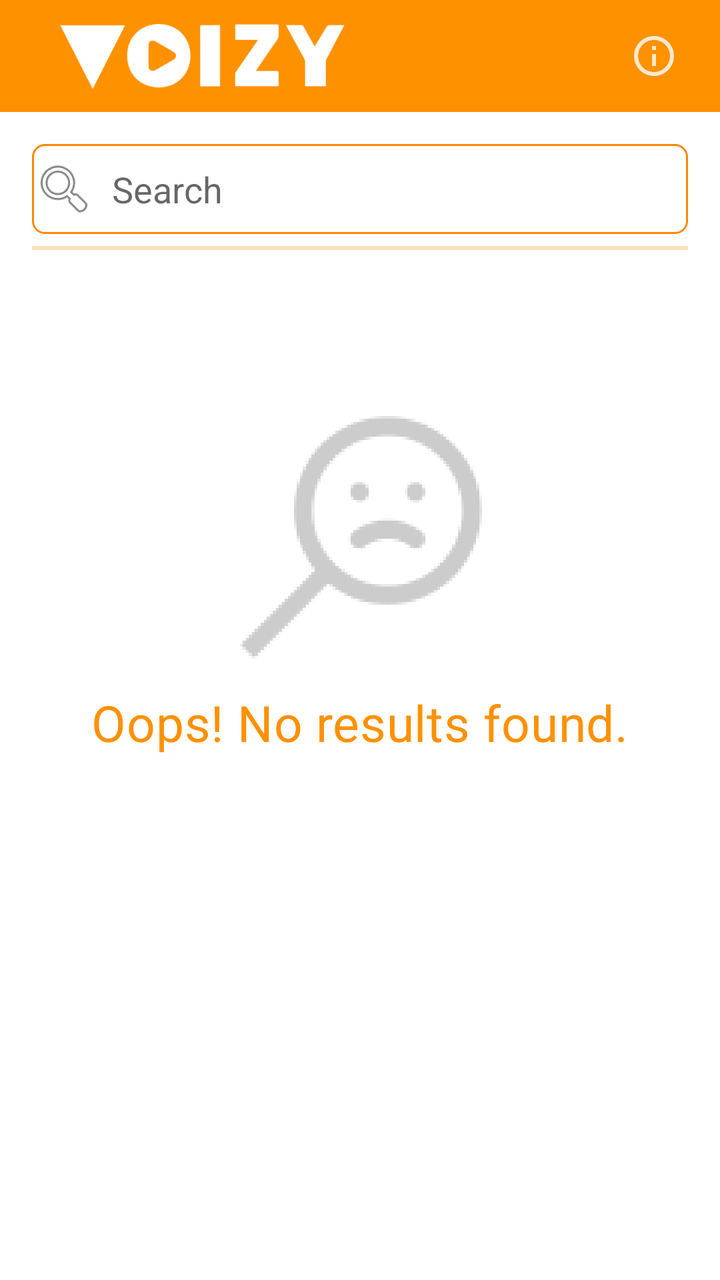
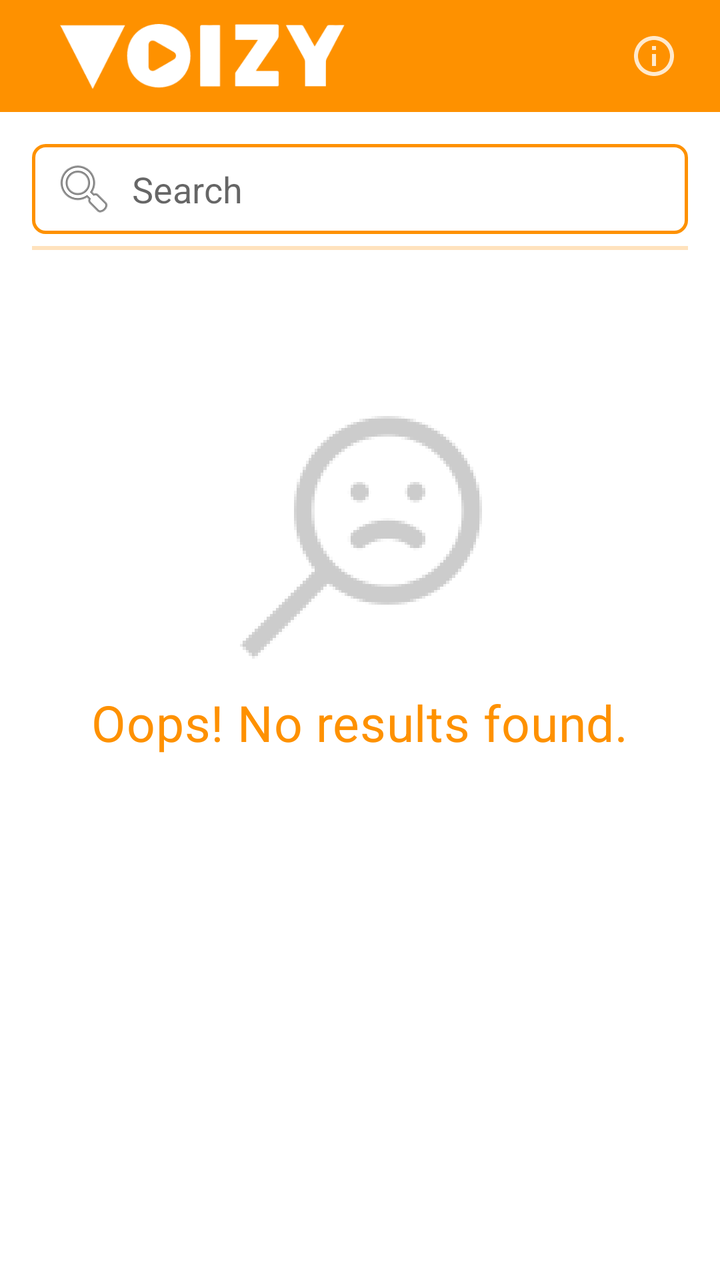

Compare the two renders of this Android layout. The source of the first and the diff that turns it into the second are given below.
<!-- AndroidManifest.xml: application theme AppTheme.Launcher -->
<!-- res/layout/library_fragment.xml -->
<?xml version="1.0" encoding="utf-8"?>
<androidx.constraintlayout.widget.ConstraintLayout xmlns:app="http://schemas.android.com/apk/res-auto"
    xmlns:android="http://schemas.android.com/apk/res/android"
    android:layout_width="match_parent"
    android:layout_height="match_parent"
    android:background="@android:color/white">

    <com.google.android.material.appbar.AppBarLayout
        android:id="@+id/app_bar_layout"
        android:layout_height="?android:attr/actionBarSize"
        android:layout_width="match_parent"
        app:layout_constraintTop_toTopOf="parent">

        <android.widget.Toolbar
            android:id="@+id/toolbar"
            android:theme="@style/VoizyAppBarTheme"
            android:layout_width="match_parent"
            android:layout_height="match_parent"
            android:elevation="4dp">

            <ImageView
                android:layout_width="142.5dp"
                android:layout_height="32.5dp"
                android:layout_marginStart="30dp"
                android:layout_marginTop="12dp"
                android:layout_marginBottom="11.5dp"
                android:src="@drawable/voizy_logo" />

            <ImageButton
                android:id="@+id/btn_privacy_policy"
                android:layout_width="50dp"
                android:layout_height="50dp"
                android:layout_marginEnd="8dp"
                android:layout_gravity="end"
                android:src="@drawable/info_white"
                android:background="@android:color/transparent" />

        </android.widget.Toolbar>

    </com.google.android.material.appbar.AppBarLayout>

    <EditText
        android:id="@+id/et_search"
        android:layout_width="0dp"
        android:layout_height="45dp"
        android:layout_marginTop="16dp"
        android:layout_marginStart="16dp"
        android:layout_marginEnd="16dp"
        app:layout_constraintStart_toStartOf="parent"
        app:layout_constraintTop_toBottomOf="@id/app_bar_layout"
        app:layout_constraintEnd_toEndOf="parent"
        android:drawablePadding="8dp"
        android:foregroundTintMode="@android:color/white"
        android:drawableLeft="@android:drawable/ic_menu_search"
        android:hint="Search"
        android:background="@drawable/border_background" />

    <ProgressBar
        android:id="@+id/progress_initial_loader"
        style="?android:attr/progressBarStyleHorizontal"
        android:layout_width="match_parent"
        android:layout_height="10dp"
        android:layout_marginStart="16dp"
        android:layout_marginEnd="16dp"
        android:layout_marginTop="2dp"
        app:layout_constraintTop_toBottomOf="@+id/et_search"
        android:indeterminate="true"
        android:progressTint="@android:color/holo_orange_dark"
        android:progressBackgroundTint="@android:color/transparent" />

    <androidx.recyclerview.widget.RecyclerView
        android:id="@+id/rv_voizy_list"
        android:layout_width="match_parent"
        android:layout_height="0dp"
        app:layout_constraintTop_toBottomOf="@+id/progress_initial_loader"
        android:layout_marginBottom="8dp"
        android:layout_marginTop="2dp"
        app:layout_constraintBottom_toBottomOf="parent" />

    <RelativeLayout
        android:id="@+id/layout_no_results"
        android:layout_width="wrap_content"
        android:layout_height="wrap_content"
        app:layout_constraintBottom_toBottomOf="parent"
        app:layout_constraintEnd_toEndOf="@+id/rv_voizy_list"
        app:layout_constraintStart_toStartOf="@+id/rv_voizy_list"
        app:layout_constraintTop_toBottomOf="@+id/progress_initial_loader"
        app:layout_constraintVertical_bias="0.20">

        <ImageView
            android:id="@+id/iv_no_results"
            android:layout_width="wrap_content"
            android:layout_height="wrap_content"
            android:layout_centerHorizontal="true"
            android:src="@drawable/no_results" />

        <TextView
            android:layout_width="wrap_content"
            android:layout_height="wrap_content"
            android:text="@string/info_no_results"
            android:layout_below="@+id/iv_no_results"
            android:letterSpacing="0.01"
            android:lineSpacingExtra="5.5sp"
            android:textSize="25sp"
            android:textColor="@color/voizy_orange" />

    </RelativeLayout>


    <com.google.android.material.floatingactionbutton.FloatingActionButton
        android:id="@+id/test_button"
        android:layout_width="wrap_content"
        android:layout_height="wrap_content"
        android:layout_marginBottom="8dp"
        app:layout_constraintBottom_toBottomOf="parent"
        app:layout_constraintEnd_toEndOf="parent"
        android:layout_marginEnd="8dp"
        android:visibility="gone"
        android:src="@android:drawable/ic_input_add" />

</androidx.constraintlayout.widget.ConstraintLayout>
<!-- resources referenced by this layout -->
<resources>
  <color name="voizy_orange">#FE9100</color>
  <!-- drawable border_background (drawable) -->
  <layer-list xmlns:android="http://schemas.android.com/apk/res/android">
      <item>
          <shape>
              <corners android:radius="6dp"/>
              <solid android:color="@android:color/transparent"/>
              <stroke
                  android:width="1dp"
                  android:color="@android:color/holo_orange_dark"/>
          </shape>
      </item>
  </layer-list>
  <!-- drawable info_white (drawable-anydpi) -->
  <vector xmlns:android="http://schemas.android.com/apk/res/android"
      android:width="24dp"
      android:height="24dp"
      android:viewportWidth="24"
      android:viewportHeight="24"
      android:tint="#FFFFFF"
      android:alpha="0.8">
      <path
          android:fillColor="#FF000000"
          android:pathData="M11,17h2v-6h-2v6zM12,2C6.48,2 2,6.48 2,12s4.48,10 10,10 10,-4.48 10,-10S17.52,2 12,2zM12,20c-4.41,0 -8,-3.59 -8,-8s3.59,-8 8,-8 8,3.59 8,8 -3.59,8 -8,8zM11,9h2L13,7h-2v2z"/>
  </vector>
  <!-- drawable no_results: png bitmap (drawable-hdpi, 6188 bytes) -->
  <!-- drawable voizy_logo: png bitmap (drawable-hdpi, 5680 bytes) -->
  <string name="info_no_results">"Oops! No results found."</string>
  <style name="VoizyAppBarTheme" parent="@style/Widget.AppCompat.ActionBar">
          <item name="android:background">@color/voizy_orange</item>
          <item name="android:icon">@drawable/splash_screen_image</item>
      </style>
  <style name="AppTheme.Launcher" parent="AppTheme">
          <item name="android:windowBackground">@drawable/splash_screen_drawable</item>
          <item name="android:windowTranslucentStatus">true</item>
          <item name="android:windowTranslucentNavigation">true</item>
      </style>
  <!-- drawable splash_screen_image: png bitmap (drawable, 5870 bytes) -->
  <style name="AppTheme" parent="@style/Theme.AppCompat.Light.DarkActionBar">
          
          <item name="colorPrimary">@android:color/white</item>
          <item name="colorPrimaryDark">@android:color/white</item>
          <item name="colorAccent">@color/voizy_orange</item>
          <item name="android:statusBarColor">@color/voizy_orange</item>
          <item name="actionBarStyle">@style/VoizyAppBarTheme</item>
      </style>
  <!-- drawable splash_screen_drawable (drawable) -->
  <?xml version="1.0" encoding="utf-8"?>
  <layer-list xmlns:android="http://schemas.android.com/apk/res/android"
      android:opacity="opaque">
  
      <item android:drawable="@color/voizy_orange"/>
  
      <item>
          <bitmap
              android:src="@drawable/splash_screen_image"
              android:gravity="center"/>
      </item>
  
  </layer-list>
</resources>

<!-- the commit's change to res/layout/library_fragment.xml (unified diff, before → after) -->
@@ -52,6 +52,7 @@
         android:drawablePadding="8dp"
         android:foregroundTintMode="@android:color/white"
         android:drawableLeft="@android:drawable/ic_menu_search"
+        android:paddingStart="10dp"
         android:hint="Search"
         android:background="@drawable/border_background" />
 
@@ -65,7 +66,7 @@
         android:layout_marginTop="2dp"
         app:layout_constraintTop_toBottomOf="@+id/et_search"
         android:indeterminate="true"
-        android:progressTint="@android:color/holo_orange_dark"
+        android:progressTint="@color/voizy_orange"
         android:progressBackgroundTint="@android:color/transparent" />
 
     <androidx.recyclerview.widget.RecyclerView
<!-- resource entries referenced after the edit -->
@@ -8,8 +8,8 @@
               <corners android:radius="6dp"/>
               <solid android:color="@android:color/transparent"/>
               <stroke
-                  android:width="1dp"
-                  android:color="@android:color/holo_orange_dark"/>
+                  android:width="1.5dp"
+                  android:color="@color/voizy_orange"/>
           </shape>
       </item>
   </layer-list>
